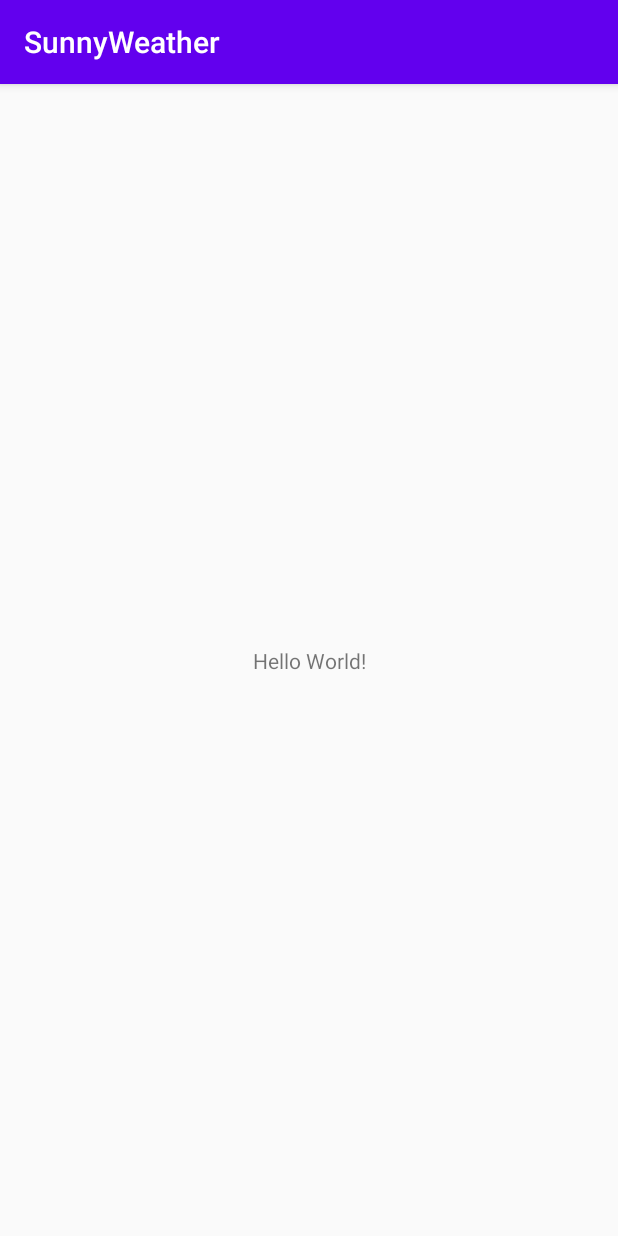
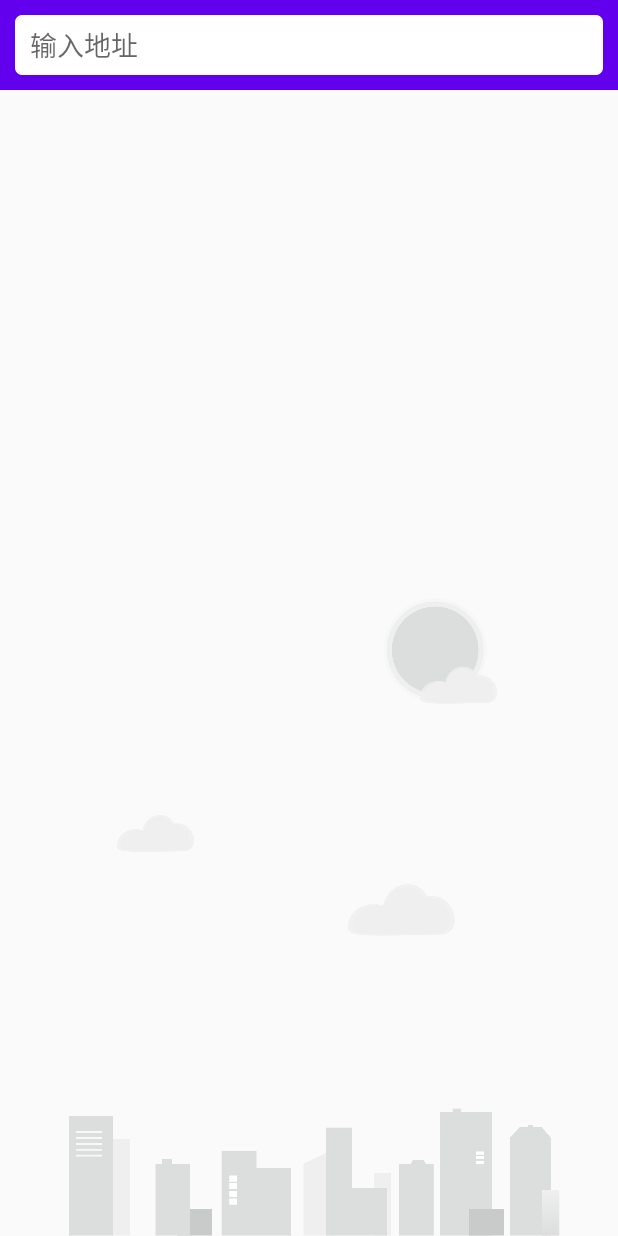
Before and after one commit to Aiden06/SunnyWeather, an Android app: the screen it shows after launch (MainActivity), on a phone screen of 412 x 824 dp. Run offline under Robolectric (Android 15) with nearby library versions, the phone set to English and light mode, and no system bars; 1 statement that could not run was skipped.

Commit message:
page 625 实现搜索全球城市数据功能

```diff
--- a/app/src/main/AndroidManifest.xml
+++ b/app/src/main/AndroidManifest.xml
@@ -1,6 +1,8 @@
 <?xml version="1.0" encoding="utf-8"?>
 <manifest xmlns:android="http://schemas.android.com/apk/res/android"
     package="com.sunnyweather.android">
+
+    <uses-permission android:name="android.permission.INTERNET" />
 
     <application
         android:name=".SunnyWeatherApplication"
--- /dev/null
+++ b/app/src/main/java/com/sunnyweather/android/ui/place/PlaceFragment.kt
@@ -0,0 +1,64 @@
+package com.sunnyweather.android.ui.place
+
+import android.os.Bundle
+import android.view.LayoutInflater
+import android.view.View
+import android.view.ViewGroup
+import android.widget.Toast
+import androidx.core.widget.addTextChangedListener
+import androidx.fragment.app.Fragment
+import androidx.lifecycle.Observer
+import androidx.lifecycle.ViewModelProvider
+import androidx.lifecycle.ViewModelProviders
+import androidx.recyclerview.widget.LinearLayoutManager
+import com.sunnyweather.android.R
+import kotlinx.android.synthetic.main.fragment_place.*
+
+class PlaceFragment : Fragment() {
+
+    val viewModel by lazy { ViewModelProviders.of(this).get(PlaceViewModel::class.java) }
+
+    private lateinit var adapter: PlaceAdapter
+
+    override fun onCreateView(
+        inflater: LayoutInflater,
+        container: ViewGroup?,
+        savedInstanceState: Bundle?
+    ): View? {
+        return inflater.inflate(R.layout.fragment_place, container, false)
+    }
+
+    override fun onActivityCreated(savedInstanceState: Bundle?) {
+        super.onActivityCreated(savedInstanceState)
+        val layoutManager = LinearLayoutManager(activity)
+        recyclerView.layoutManager = layoutManager
+        adapter = PlaceAdapter(this, viewModel.placeList)
+        recyclerView.adapter = adapter
+        searchPlaceEdit.addTextChangedListener { editable ->
+            val content = editable.toString()
+            if (content.isNotEmpty()) {
+                viewModel.searchPlaces(content)
+            } else {
+                recyclerView.visibility = View.GONE
+                bgImageView.visibility = View.VISIBLE
+                viewModel.placeList.clear()
+                adapter.notifyDataSetChanged()
+            }
+        }
+
+        viewModel.placeLiveData.observe(this, Observer { result ->
+            val places = result.getOrNull()
+            if (places != null) {
+                recyclerView.visibility = View.VISIBLE
+                bgImageView.visibility = View.GONE
+                viewModel.placeList.clear()
+                viewModel.placeList.addAll(places)
+                adapter.notifyDataSetChanged()
+            } else {
+                Toast.makeText(activity, "未能查询到任何地点", Toast.LENGTH_SHORT).show()
+                result.exceptionOrNull()?.printStackTrace()
+            }
+        })
+    }
+
+}
--- a/app/src/main/res/layout/activity_main.xml
+++ b/app/src/main/res/layout/activity_main.xml
@@ -1,18 +1,13 @@
 <?xml version="1.0" encoding="utf-8"?>
-<androidx.constraintlayout.widget.ConstraintLayout xmlns:android="http://schemas.android.com/apk/res/android"
-    xmlns:app="http://schemas.android.com/apk/res-auto"
-    xmlns:tools="http://schemas.android.com/tools"
+<FrameLayout
+    xmlns:android="http://schemas.android.com/apk/res/android"
     android:layout_width="match_parent"
-    android:layout_height="match_parent"
-    tools:context=".MainActivity">
+    android:layout_height="match_parent" >
 
-    <TextView
-        android:layout_width="wrap_content"
-        android:layout_height="wrap_content"
-        android:text="Hello World!"
-        app:layout_constraintBottom_toBottomOf="parent"
-        app:layout_constraintLeft_toLeftOf="parent"
-        app:layout_constraintRight_toRightOf="parent"
-        app:layout_constraintTop_toTopOf="parent" />
+    <fragment
+        android:id="@+id/placeFragment"
+        android:name="com.sunnyweather.android.ui.place.PlaceFragment"
+        android:layout_width="match_parent"
+        android:layout_height="match_parent" />
 
-</androidx.constraintlayout.widget.ConstraintLayout>
+</FrameLayout>
--- /dev/null
+++ b/app/src/main/res/layout/fragment_place.xml
@@ -0,0 +1,40 @@
+<?xml version="1.0" encoding="utf-8"?>
+<RelativeLayout xmlns:android="http://schemas.android.com/apk/res/android"
+    android:layout_width="match_parent"
+    android:layout_height="match_parent"
+    android:background="?android:windowBackground">
+
+    <ImageView
+        android:id="@+id/bgImageView"
+        android:layout_width="match_parent"
+        android:layout_height="wrap_content"
+        android:layout_alignParentBottom="true"
+        android:src="@drawable/bg_place" />
+
+    <FrameLayout
+        android:id="@+id/actionBarLayout"
+        android:layout_width="match_parent"
+        android:layout_height="60dp"
+        android:background="@color/colorPrimary" >
+
+        <EditText
+            android:id="@+id/searchPlaceEdit"
+            android:layout_width="match_parent"
+            android:layout_height="40dp"
+            android:layout_gravity="center_vertical"
+            android:layout_marginStart="10dp"
+            android:layout_marginEnd="10dp"
+            android:paddingStart="10dp"
+            android:paddingEnd="10dp"
+            android:hint="输入地址"
+            android:background="@drawable/search_bg" />
+    </FrameLayout>
+
+    <androidx.recyclerview.widget.RecyclerView
+        android:id="@+id/recyclerView"
+        android:layout_width="match_parent"
+        android:layout_height="match_parent"
+        android:layout_below="@id/actionBarLayout"
+        android:visibility="gone" />
+
+</RelativeLayout>
--- a/app/src/main/res/values/styles.xml
+++ b/app/src/main/res/values/styles.xml
@@ -1,6 +1,6 @@
 <resources>
     <!-- Base application theme. -->
-    <style name="AppTheme" parent="Theme.AppCompat.Light.DarkActionBar">
+    <style name="AppTheme" parent="Theme.AppCompat.Light.NoActionBar">
         <!-- Customize your theme here. -->
         <item name="colorPrimary">@color/colorPrimary</item>
         <item name="colorPrimaryDark">@color/colorPrimaryDark</item>
```
Also changed, not shown: app/build.gradle (+9 -0 lines), app/src/main/java/com/sunnyweather/android/ui/place/PlaceAdapter.kt (added, +34 -0 lines), app/src/main/res/layout/place_item.xml (added, +34 -0 lines).
